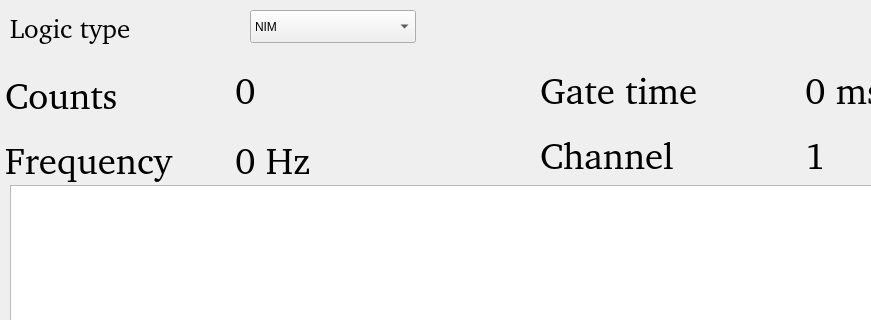
First picture: the form in qt/countergui.ui, repository CQTools/counter-miniUSB, before the edit; both pictures show x 0 to 871 and y 170 to 490 of the 1024 by 768 pixel window.
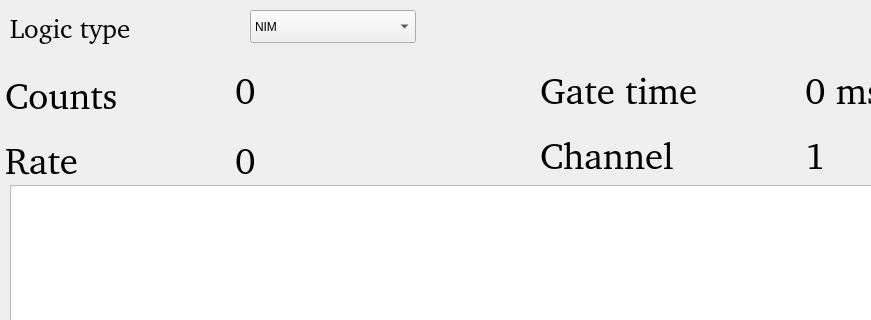
Second picture: the form after the edit. Custom widgets are drawn as their Qt base class.

Commit message: fixed the rate issue and so it only shows a fixed number of points

The edit to the form file:
```diff
--- a/qt/countergui.ui
+++ b/qt/countergui.ui
@@ -117,7 +117,7 @@
      </font>
     </property>
     <property name="text">
-     <string>0 Hz</string>
+     <string>0</string>
     </property>
    </widget>
    <widget class="QLabel" name="label_count">
@@ -243,7 +243,7 @@
      </font>
     </property>
     <property name="text">
-     <string>Frequency </string>
+     <string>Rate</string>
     </property>
    </widget>
    <widget class="QLabel" name="label_3">
```
The commit also changes 1 other file.
